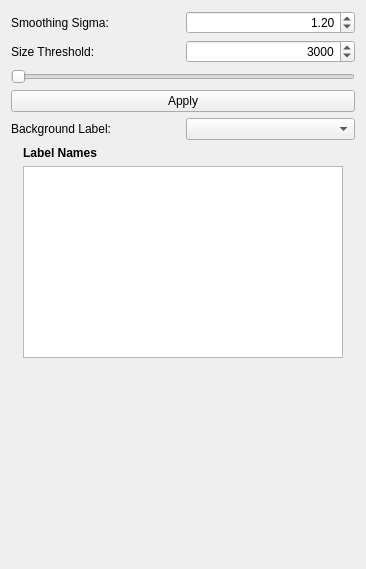
Old version of the form ilastik/workflows/mriVolumetry/filter_drawer.ui in the repository ilastik/ilastik.
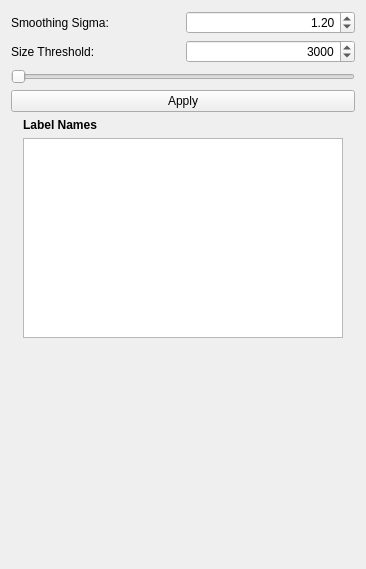
New version of the form.

Commit message: Background layer per default 0 now.

```diff
--- a/ilastik/workflows/mriVolumetry/filter_drawer.ui
+++ b/ilastik/workflows/mriVolumetry/filter_drawer.ui
@@ -108,20 +108,6 @@
      </property>
     </widget>
    </item>
-   <item>
-    <layout class="QHBoxLayout" name="horizontalLayout_2">
-     <item>
-      <widget class="QLabel" name="labelBG">
-       <property name="text">
-        <string>Background Label:</string>
-       </property>
-      </widget>
-     </item>
-     <item>
-      <widget class="QComboBox" name="channelComboBox"/>
-     </item>
-    </layout>
-   </item>
    <item>
     <layout class="QVBoxLayout" name="verticalLayout_2">
      <property name="leftMargin">
```
The commit also changes 4 other files.
